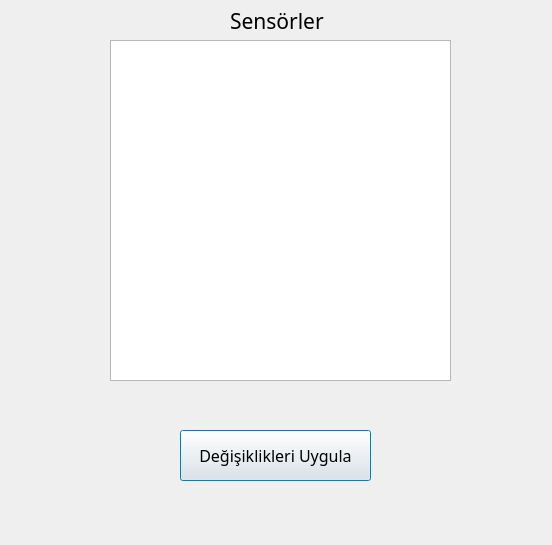
hsnckll/FADEC-Telemetry-Analyzer, file min_max_limit.ui: the form before one commit.
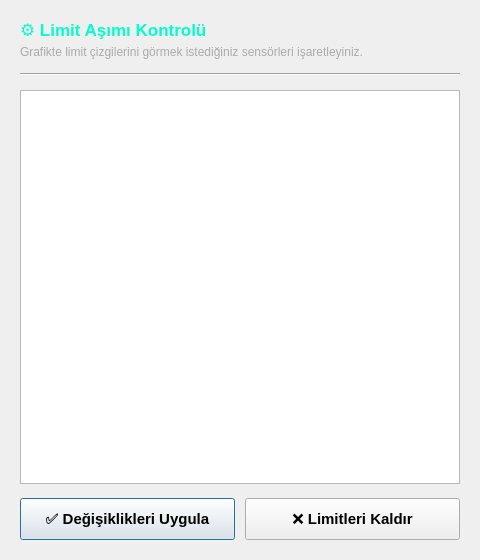
The form after the commit.

```diff
--- a/min_max_limit.ui
+++ b/min_max_limit.ui
@@ -6,61 +6,132 @@
    <rect>
     <x>0</x>
     <y>0</y>
-    <width>552</width>
-    <height>545</height>
+    <width>480</width>
+    <height>560</height>
    </rect>
   </property>
+  <property name="minimumSize">
+   <size>
+    <width>480</width>
+    <height>560</height>
+   </size>
+  </property>
   <property name="windowTitle">
    <string>Dialog</string>
   </property>
-  <widget class="QLabel" name="label">
-   <property name="geometry">
-    <rect>
-     <x>230</x>
-     <y>0</y>
-     <width>111</width>
-     <height>41</height>
-    </rect>
+  <layout class="QVBoxLayout" name="verticalLayout">
+   <property name="spacing">
+    <number>14</number>
    </property>
-   <property name="font">
-    <font>
-     <family>Bell MT</family>
-     <pointsize>16</pointsize>
-    </font>
+   <property name="leftMargin">
+    <number>20</number>
    </property>
-   <property name="text">
-    <string>Sensörler</string>
+   <property name="topMargin">
+    <number>20</number>
    </property>
-  </widget>
-  <widget class="QListWidget" name="limit_sensor_listesi">
-   <property name="geometry">
-    <rect>
-     <x>110</x>
-     <y>40</y>
-     <width>341</width>
-     <height>341</height>
-    </rect>
+   <property name="rightMargin">
+    <number>20</number>
    </property>
-  </widget>
-  <widget class="QPushButton" name="btn_limitUygula">
-   <property name="geometry">
-    <rect>
-     <x>180</x>
-     <y>430</y>
-     <width>191</width>
-     <height>51</height>
-    </rect>
+   <property name="bottomMargin">
+    <number>20</number>
    </property>
-   <property name="font">
-    <font>
-     <family>Myanmar Text</family>
-     <pointsize>12</pointsize>
-    </font>
-   </property>
-   <property name="text">
-    <string>Değişiklikleri Uygula</string>
-   </property>
-  </widget>
+   <item>
+    <layout class="QVBoxLayout" name="layout_baslik">
+     <property name="spacing">
+      <number>4</number>
+     </property>
+     <item>
+      <widget class="QLabel" name="lbl_baslik">
+       <property name="font">
+        <font>
+         <pointsize>13</pointsize>
+         <weight>75</weight>
+         <bold>true</bold>
+        </font>
+       </property>
+       <property name="styleSheet">
+        <string notr="true">color: #00ffcc;</string>
+       </property>
+       <property name="text">
+        <string>⚙️ Limit Aşımı Kontrolü</string>
+       </property>
+      </widget>
+     </item>
+     <item>
+      <widget class="QLabel" name="lbl_aciklama">
+       <property name="font">
+        <font>
+         <pointsize>9</pointsize>
+        </font>
+       </property>
+       <property name="styleSheet">
+        <string notr="true">color: #aaaaaa;</string>
+       </property>
+       <property name="text">
+        <string>Grafikte limit çizgilerini görmek istediğiniz sensörleri işaretleyiniz.</string>
+       </property>
+      </widget>
+     </item>
+    </layout>
+   </item>
+   <item>
+    <widget class="Line" name="cizgi">
+     <property name="orientation">
+      <enum>Qt::Horizontal</enum>
+     </property>
+    </widget>
+   </item>
+   <item>
+    <widget class="QListWidget" name="limit_sensor_listesi"/>
+   </item>
+   <item>
+    <layout class="QHBoxLayout" name="layout_butonlar">
+     <property name="spacing">
+      <number>10</number>
+     </property>
+     <item>
+      <widget class="QPushButton" name="btn_limitUygula">
+       <property name="minimumSize">
+        <size>
+         <width>0</width>
+         <height>42</height>
+        </size>
+       </property>
+       <property name="font">
+        <font>
+         <pointsize>11</pointsize>
+         <weight>75</weight>
+         <bold>true</bold>
+        </font>
+       </property>
+       <property name="text">
+        <string>✅ Değişiklikleri Uygula</string>
+       </property>
+      </widget>
+     </item>
+     <item>
+      <widget class="QPushButton" name="btn_limitKaldir">
+       <property name="minimumSize">
+        <size>
+         <width>0</width>
+         <height>42</height>
+        </size>
+       </property>
+       <property name="font">
+        <font>
+         <pointsize>11</pointsize>
+         <weight>75</weight>
+         <bold>true</bold>
+        </font>
+       </property>
+       <property name="text">
+        <string>❌ Limitleri Kaldır</string>
+       </property>
+      </widget>
+     </item>
+    </layout>
+   </item>
+  </layout>
  </widget>
  <resources/>
  <connections/>
```
Left out of the diff: 2 changed lines with no effect on the pictures.
